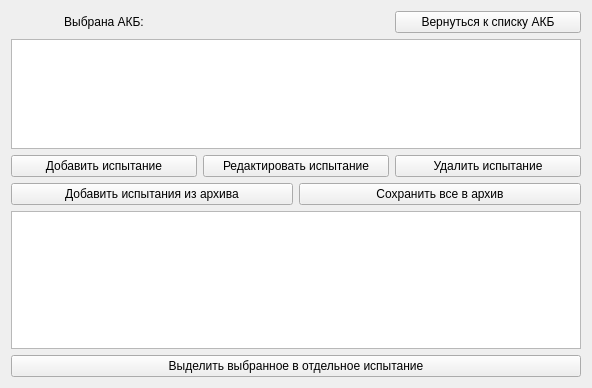
First picture: the form in ui/tests.ui, repository mikhailmishurinskikh/parametrizator, before the edit.
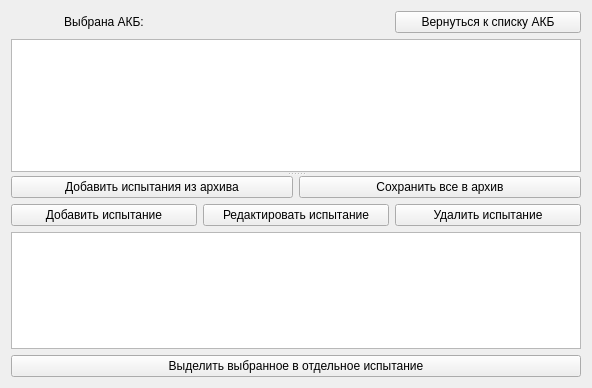
Second picture: the form after the edit. Custom widgets are drawn as their Qt base class.

The edit to the form file:
```diff
--- a/ui/tests.ui
+++ b/ui/tests.ui
@@ -13,7 +13,17 @@
   <property name="windowTitle">
    <string>Form</string>
   </property>
-  <layout class="QVBoxLayout" name="verticalLayout" stretch="1,8,1,1,10,1">
+  <layout class="QHBoxLayout" name="horizontalLayout_5">
+   <item>
+    <widget class="QSplitter" name="splitter">
+     <property name="orientation">
+      <enum>Qt::Orientation::Vertical</enum>
+     </property>
+     <property name="childrenCollapsible">
+      <bool>false</bool>
+     </property>
+     <widget class="QWidget" name="layoutWidget">
+      <layout class="QVBoxLayout" name="verticalLayout">
    <item>
     <layout class="QHBoxLayout" name="horizontalLayout_4" stretch="0,0,0">
      <item>
@@ -45,6 +55,28 @@
    <item>
     <widget class="QTableView" name="tableView"/>
    </item>
+      </layout>
+     </widget>
+     <widget class="QWidget" name="layoutWidget">
+      <layout class="QVBoxLayout" name="verticalLayout_2">
+       <item>
+        <layout class="QHBoxLayout" name="horizontalLayout">
+         <item>
+          <widget class="QPushButton" name="addArchive_button">
+           <property name="text">
+            <string>Добавить испытания из архива</string>
+           </property>
+          </widget>
+         </item>
+         <item>
+          <widget class="QPushButton" name="saveArchive_button">
+           <property name="text">
+            <string>Сохранить все в архив</string>
+           </property>
+          </widget>
+         </item>
+        </layout>
+       </item>
    <item>
     <layout class="QHBoxLayout" name="horizontalLayout_3">
      <item>
@@ -70,24 +102,6 @@
      </item>
     </layout>
    </item>
-   <item>
-    <layout class="QHBoxLayout" name="horizontalLayout">
-     <item>
-      <widget class="QPushButton" name="addArchive_button">
-       <property name="text">
-        <string>Добавить испытания из архива</string>
-       </property>
-      </widget>
-     </item>
-     <item>
-      <widget class="QPushButton" name="saveArchive_button">
-       <property name="text">
-        <string>Сохранить все в архив</string>
-       </property>
-      </widget>
-     </item>
-    </layout>
-   </item>
    <item>
     <widget class="PlotView" name="graphicsView"/>
    </item>
@@ -101,6 +115,10 @@
       </widget>
      </item>
     </layout>
+       </item>
+      </layout>
+     </widget>
+    </widget>
    </item>
   </layout>
  </widget>
```
Lines whose indentation alone changed are shown as unchanged.
